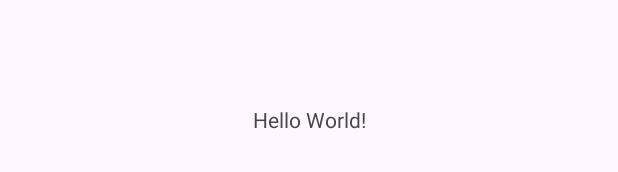
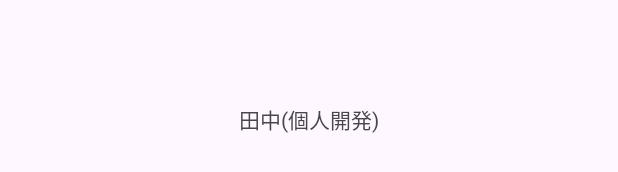
Before and after one commit to Yusuke985/TANAKAPersonalDevelopement, an Android app: the layout activity_main.xml on its own in the app's theme, with its tools: preview values and no code run, on a phone screen of 412 x 824 dp. Shown: the part 499-671 px from the top of the screen. Run offline under Robolectric (Android 15) with nearby library versions, the phone set to English and light mode, and no system bars.

Commit message:
田中個人開発に変更

```diff
--- a/app/src/main/res/layout/activity_main.xml
+++ b/app/src/main/res/layout/activity_main.xml
@@ -10,7 +10,7 @@
     <TextView
         android:layout_width="wrap_content"
         android:layout_height="wrap_content"
-        android:text="Hello World!"
+        android:text="田中(個人開発)"
         app:layout_constraintBottom_toBottomOf="parent"
         app:layout_constraintEnd_toEndOf="parent"
         app:layout_constraintStart_toStartOf="parent"
```
